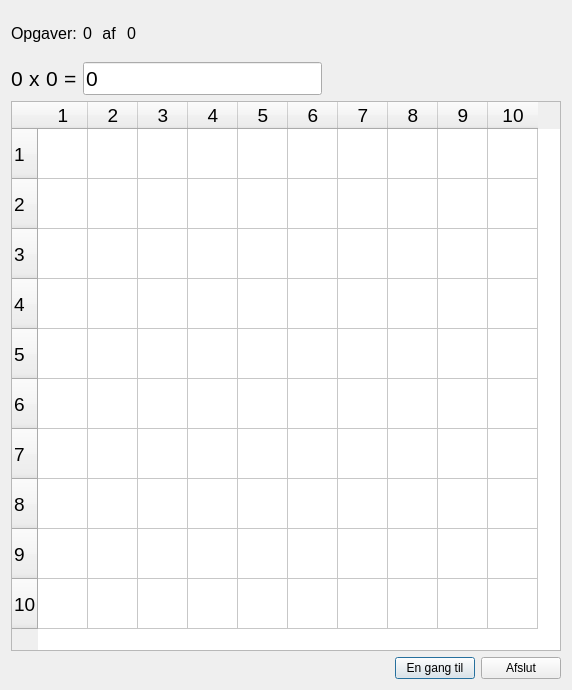
The window that tabeltrainer.ui (davidlamhauge/databel) describes before a commit, drawn with Qt 5.
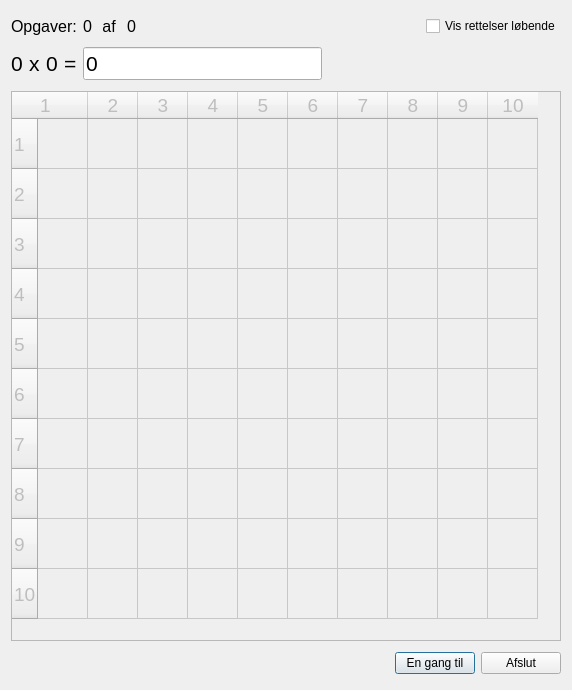
The same window after the commit. Icons and pictures are not drawn.

Commit message: Show colors as correct/wrong works, and is saved in settings

Patch:
```diff
--- a/tabeltrainer.ui
+++ b/tabeltrainer.ui
@@ -81,6 +81,13 @@
        </property>
       </spacer>
      </item>
+     <item>
+      <widget class="QCheckBox" name="cbColors">
+       <property name="text">
+        <string>Vis rettelser løbende</string>
+       </property>
+      </widget>
+     </item>
     </layout>
    </item>
    <item>
@@ -165,6 +172,9 @@
    </item>
    <item>
     <widget class="QTableWidget" name="tableWidget">
+     <property name="enabled">
+      <bool>false</bool>
+     </property>
      <property name="minimumSize">
       <size>
        <width>550</width>
@@ -201,6 +211,9 @@
       <property name="text">
        <string notr="true">1</string>
       </property>
+      <property name="textAlignment">
+       <set>AlignJustify|AlignVCenter</set>
+      </property>
      </row>
      <row>
       <property name="text">
@@ -251,6 +264,9 @@
       <property name="text">
        <string notr="true">1</string>
       </property>
+      <property name="textAlignment">
+       <set>AlignJustify|AlignVCenter</set>
+      </property>
      </column>
      <column>
       <property name="text">
@@ -301,6 +317,9 @@
       <property name="text">
        <string notr="true"/>
       </property>
+      <property name="textAlignment">
+       <set>AlignJustify|AlignVCenter</set>
+      </property>
       <property name="flags">
        <set>ItemIsSelectable|ItemIsEditable|ItemIsDragEnabled|ItemIsDropEnabled|ItemIsUserCheckable</set>
       </property>
```
The commit also changes 3 other files.
